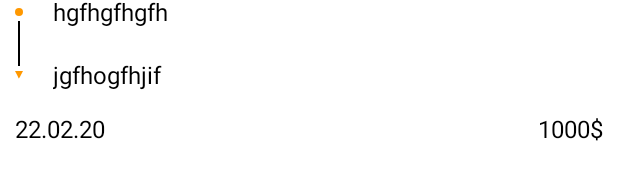
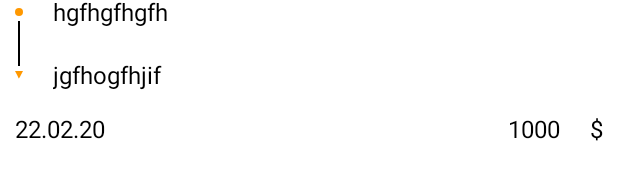
Before and after one commit to Arkronzxc/AndroidAppTest, an Android app: the layout fragment_order.xml on its own in the app's theme, with its tools: preview values and no code run, on a phone screen of 412 x 824 dp. Shown: the part 677-857 px from the top of the screen. Run offline under Robolectric (Android 15) with nearby library versions, the phone set to English and light mode, and no system bars.

Commit message:
date & currency

```diff
--- a/app/src/main/java/com/example/testapp/main/MainActivity.kt
+++ b/app/src/main/java/com/example/testapp/main/MainActivity.kt
@@ -27,7 +27,7 @@ class MainActivity : AppCompatActivity() {
 
     private fun showOrder(order: Order) {
         FragmentUtils.changeFragment(
-            OrderFragment.newInstance(order),
+            OrderFragment.newInstance((order)),
             supportFragmentManager,
             R.id.main_container,
             TAG
--- a/app/src/main/java/com/example/testapp/model/Price.kt
+++ b/app/src/main/java/com/example/testapp/model/Price.kt
@@ -1,8 +1,9 @@
 package com.example.testapp.model
 
 import com.google.gson.annotations.SerializedName
+import java.util.*
 
 data class Price(
-    @SerializedName("amount") val amount: Int,
+    @SerializedName("amount") val amount: String,
     @SerializedName("currency") val currency: Currency
 )
--- a/app/src/main/java/com/example/testapp/order/list/OrderViewModel.kt
+++ b/app/src/main/java/com/example/testapp/order/list/OrderViewModel.kt
@@ -8,6 +8,7 @@ import com.example.testapp.model.Order
 import com.example.testapp.repository.OrderService
 
 class OrderViewModel : ViewModel() {
+
     private lateinit var ordersData: MutableLiveData<List<Order>>
 
     fun getOrdersData(): LiveData<List<Order>> {
--- a/app/src/main/res/layout/fragment_order.xml
+++ b/app/src/main/res/layout/fragment_order.xml
@@ -137,10 +137,19 @@
             android:id="@+id/frg_order__price"
             android:layout_width="0dp"
             android:layout_height="wrap_content"
-            android:padding="@dimen/def_padding"
+            android:theme="@style/TextStyle"
+            app:layout_constraintBottom_toBottomOf="parent"
+            app:layout_constraintEnd_toStartOf="@id/frg_order__currency"
+            tools:text="1000"
+            tools:ignore="RtlSymmetry" />
+        <TextView
+            android:id="@+id/frg_order__currency"
+            android:layout_width="0dp"
+            android:layout_height="wrap_content"
             android:theme="@style/TextStyle"
             app:layout_constraintBottom_toBottomOf="parent"
             app:layout_constraintEnd_toEndOf="parent"
-            tools:text="1000$" />
+            tools:text="$"
+            tools:ignore="RtlSymmetry" />
     </androidx.constraintlayout.widget.ConstraintLayout>
 </LinearLayout>
```
Also changed, not shown: app/src/main/java/com/example/testapp/model/Currency.kt (deleted, +0 -7 lines), app/src/main/java/com/example/testapp/order/OrderFragment.kt (+7 -2 lines), app/src/main/java/com/example/testapp/order/list/OrderAdapter.kt (+9 -3 lines), app/src/main/java/com/example/testapp/utils/DateUtils.kt (added, +20 -0 lines), app/src/main/res/layout/item_order.xml (+10 -1 lines).
